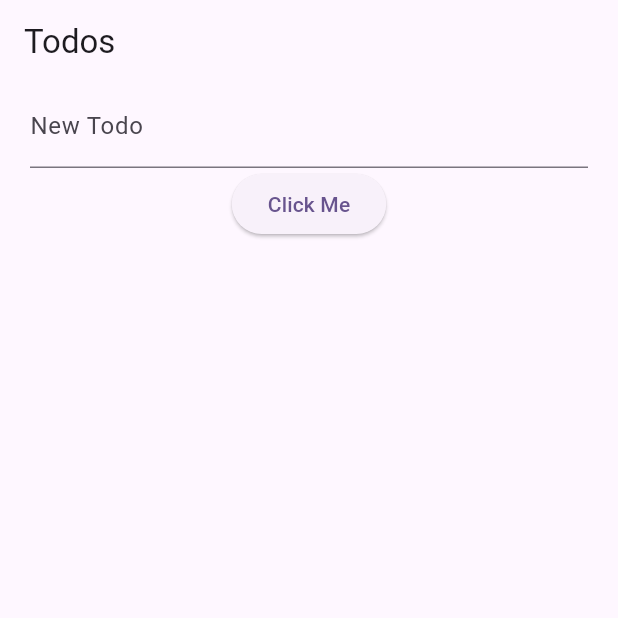
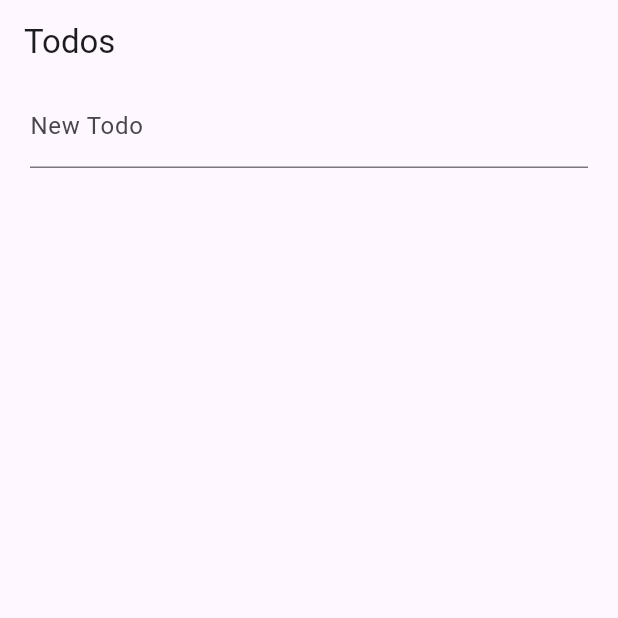
Before and after one commit to TX-Phuc-d8m7/flutter-riverpod-project, a Flutter app: the TodosPage screen opened directly, on a phone screen of 412 x 824 dp, the top half of it. Run offline on Flutter 3.47's test engine with Material 3 defaults, Android fonts, the phone set to English and light mode, and no system bars; our stand-ins replace dio, equatable, flutter_riverpod, freezed_annotation, riverpod_annotation; missing offline and left inert: bulleted_list; generated files the repository leaves out were written again.

Commit message:
Daily Commit

```diff
--- a/change_notifier_provider/lib/pages/todos_page.dart
+++ b/change_notifier_provider/lib/pages/todos_page.dart
@@ -65,9 +65,7 @@ class _AddTodoState extends ConsumerState<AddTodo> {
   Widget build(BuildContext context) {
     return Padding(
       padding: const EdgeInsets.symmetric(horizontal: 20.0),
-      child: Column(
-        children: [
-          TextField(
+      child: TextField(
         controller: textController,
         decoration: const InputDecoration(
           labelText: 'New Todo',
@@ -79,9 +77,6 @@ class _AddTodoState extends ConsumerState<AddTodo> {
           }
         },
       ),
-          ElevatedButton(onPressed: () {}, child: const Text("Click Me"))
-        ],
-      ),
     );
   }
 }
```
Lines whose indentation alone changed are shown as unchanged.
